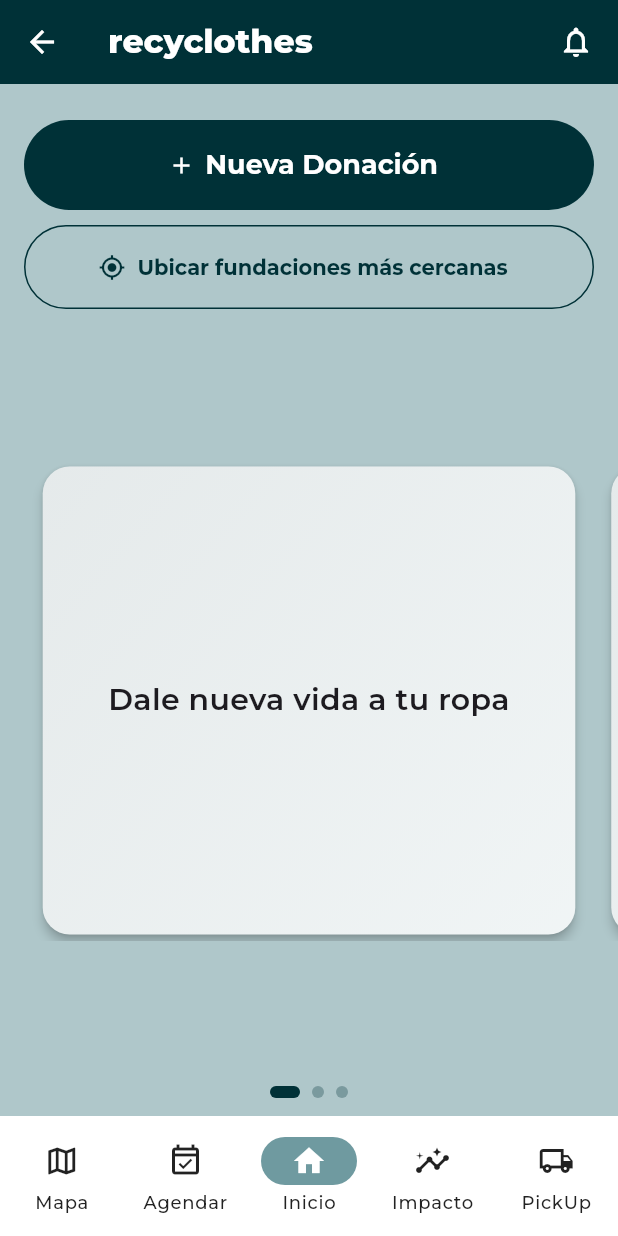
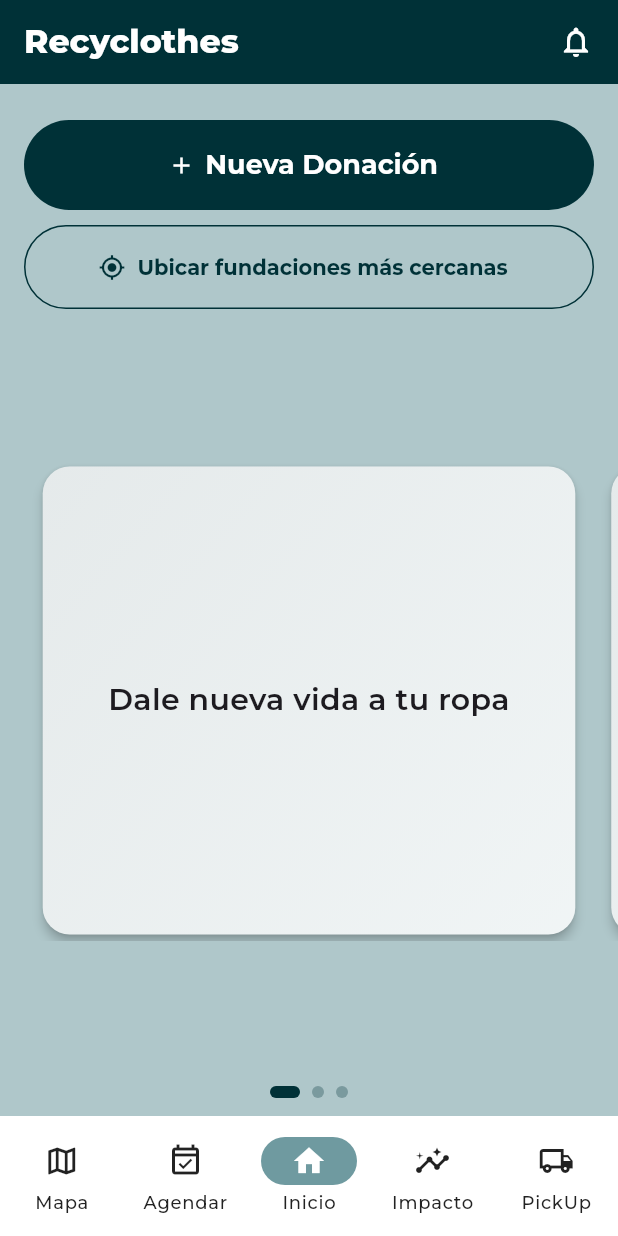
Before and after one commit to k-verah/donation-app, a Flutter app: the MainShell screen opened by its route, on a phone screen of 412 x 824 dp. Run offline on Flutter 3.47's test engine with Material 3 defaults, Android fonts, the phone set to English and light mode, and no system bars; our stand-ins replace camera, geolocator, google_fonts, google_maps_flutter, image_picker.

Commit message:
Fix errors

```diff
--- a/lib/screens/initial_page_screen.dart
+++ b/lib/screens/initial_page_screen.dart
@@ -389,14 +389,14 @@ class _HubAppBar extends StatelessWidget implements PreferredSizeWidget {
   Widget build(BuildContext context) {
     final primary = Theme.of(context).colorScheme.primary;
     return AppBar(
-      backgroundColor: primary, // ← color sólido arriba
+      automaticallyImplyLeading: false,
+      backgroundColor: primary,
       foregroundColor: Colors.white,
       elevation: 0,
-      systemOverlayStyle:
-          SystemUiOverlayStyle.light, // íconos de status bar claros
+      systemOverlayStyle: SystemUiOverlayStyle.light,
       titleSpacing: 16,
       title: Text(
-        'recyclothes',
+        'Recyclothes',
         style: GoogleFonts.montserrat(
           fontSize: 22,
           fontWeight: FontWeight.w800,
```
